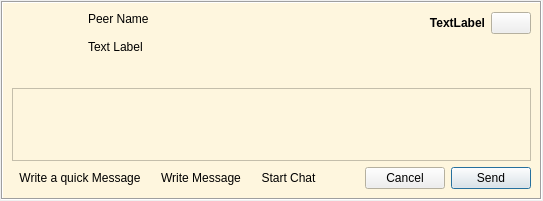
First picture: the form in retroshare-gui/src/gui/feeds/ChatMsgItem.ui, repository RetroShare/RetroShare, before the edit.
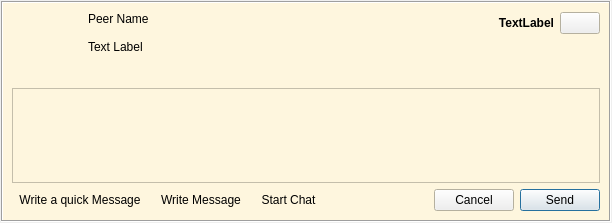
Second picture: the form after the edit. Icons and pictures are not drawn. Custom widgets are drawn as their Qt base class.

Patch:
```diff
--- a/retroshare-gui/src/gui/feeds/ChatMsgItem.ui
+++ b/retroshare-gui/src/gui/feeds/ChatMsgItem.ui
@@ -6,21 +6,12 @@
    <rect>
     <x>0</x>
     <y>0</y>
-    <width>543</width>
-    <height>201</height>
+    <width>612</width>
+    <height>223</height>
    </rect>
   </property>
-  <layout class="QGridLayout" name="gridLayout_1">
-   <property name="leftMargin">
-    <number>1</number>
-   </property>
-   <property name="topMargin">
-    <number>1</number>
-   </property>
-   <property name="rightMargin">
-    <number>1</number>
-   </property>
-   <property name="bottomMargin">
+  <layout class="QGridLayout">
+   <property name="margin">
     <number>1</number>
    </property>
    <item row="0" column="0">
@@ -236,17 +227,8 @@
       </item>
       <item row="3" column="0" colspan="5">
        <widget class="QFrame" name="buttonFrame">
-        <layout class="QHBoxLayout" name="horizontalLayout">
-         <property name="leftMargin">
-          <number>0</number>
-         </property>
-         <property name="topMargin">
-          <number>0</number>
-         </property>
-         <property name="rightMargin">
-          <number>0</number>
-         </property>
-         <property name="bottomMargin">
+        <layout class="QHBoxLayout" name="buttonFrameHLayout">
+         <property name="margin">
           <number>0</number>
          </property>
          <item>
@@ -334,7 +316,7 @@
           </widget>
          </item>
          <item>
-          <spacer name="horizontalSpacer_3">
+          <spacer name="buttonHSpacer">
            <property name="orientation">
             <enum>Qt::Horizontal</enum>
            </property>
@@ -374,17 +356,8 @@
       </item>
       <item row="2" column="0" colspan="5">
        <widget class="QFrame" name="messageFrame">
-        <layout class="QGridLayout" name="gridLayout_3">
-         <property name="leftMargin">
-          <number>0</number>
-         </property>
-         <property name="topMargin">
-          <number>0</number>
-         </property>
-         <property name="rightMargin">
-          <number>0</number>
-         </property>
-         <property name="bottomMargin">
+        <layout class="QGridLayout" name="messageFrameGLayout">
+         <property name="margin">
           <number>0</number>
          </property>
          <item row="0" column="0" colspan="2">
```
Left out of the diff: 8 changed lines with no effect on the pictures.
